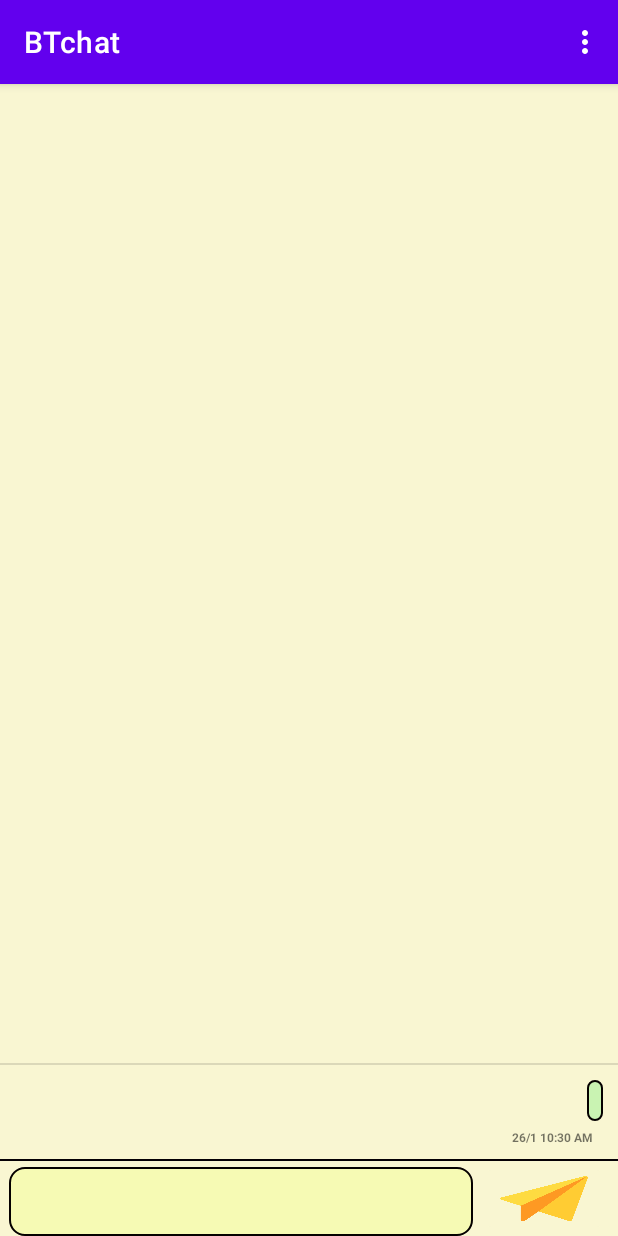
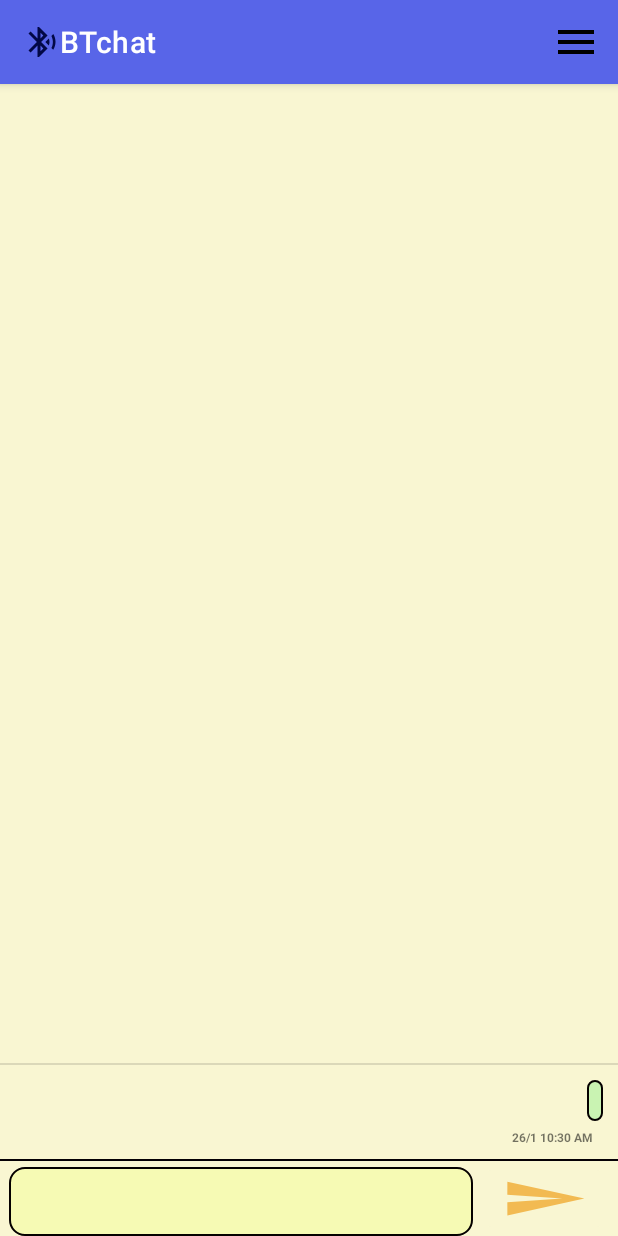
Before and after one commit to shammijojo/BluetoothChat, an Android app: the ChatWindow screen opened directly, with no data from a screen before it, after a tap on an icon or button, on a phone screen of 412 x 824 dp. Run offline under Robolectric (Android 15) with nearby library versions, the phone set to English and light mode, and no system bars; 4 statements that could not run were skipped.

Commit message:
action bar icons

```diff
--- a/app/src/main/AndroidManifest.xml
+++ b/app/src/main/AndroidManifest.xml
@@ -28,7 +28,6 @@
 
     <application
         android:allowBackup="true"
-        android:icon="@drawable/bluetooth"
         android:label="@string/app_name"
         android:roundIcon="@drawable/bluetooth"
         android:supportsRtl="true"
--- a/app/src/main/java/com/example/bluetoothchat/btactivity/ChatWindow.java
+++ b/app/src/main/java/com/example/bluetoothchat/btactivity/ChatWindow.java
@@ -1,7 +1,15 @@
 package com.example.bluetoothchat.btactivity;
 
+import static com.example.bluetoothchat.utils.CommonUtil.disconnectConfirm;
+
 import android.app.Activity;
+import android.app.AlertDialog;
+import android.content.DialogInterface;
+import android.graphics.drawable.Drawable;
 import android.os.Bundle;
+import android.text.Spannable;
+import android.text.SpannableString;
+import android.text.style.ImageSpan;
 import android.view.Menu;
 import android.view.MenuInflater;
 import android.view.MenuItem;
@@ -11,7 +19,9 @@ import android.widget.ImageButton;
 import android.widget.ListView;
 
 import androidx.annotation.NonNull;
+import androidx.annotation.Nullable;
 import androidx.appcompat.app.AppCompatActivity;
+import androidx.appcompat.view.menu.MenuBuilder;
 
 import com.example.bluetoothchat.R;
 import com.example.bluetoothchat.adapter.ChatListAdapter;
@@ -27,34 +37,57 @@ public class ChatWindow extends AppCompatActivity {
 
     private static List<Message> list = new ArrayList<>();
     private static ListView listView;
+
+
     private ImageButton send;
     private EditText editText;
+    private static Menu menu;
     private static Activity activity;
+    private static ChatListAdapter adapter;
 
     @Override
-    public boolean onCreateOptionsMenu(Menu m) {
-        super.onCreateOptionsMenu(m);
+    public boolean onCreateOptionsMenu(Menu menu) {
+        super.onCreateOptionsMenu(menu);
+        this.menu=menu;
         MenuInflater inflater = getMenuInflater();
-        inflater.inflate(R.menu.menu, m);
+        inflater.inflate(R.menu.menu, menu);
         return true;
+    }
+
+
+    @Override
+    protected void onDestroy() {
+        super.onDestroy();
+        menu=null;
+        activity=null;
+        adapter=null;
     }
 
     @Override
     public boolean onOptionsItemSelected(@NonNull MenuItem item) {
-        return CommonUtil.selectMenuItemOption(item, ChatWindow.this);
+        return selectMenuItemOption(item, ChatWindow.this);
+    }
+
+
+    public static  void disableMenuOptions() {
+        menu.getItem(0).getSubMenu().getItem(0).setEnabled(false);
     }
 
     @Override
     public void onBackPressed() {
-        CommonUtil.disconnectConfirm();
+        disconnectConfirm();
     }
 
     @Override
     protected void onCreate(Bundle savedInstanceState) {
         super.onCreate(savedInstanceState);
+        getSupportActionBar().setDisplayShowHomeEnabled(true);
+        getSupportActionBar().setLogo(R.drawable.ic_twotone_bluetooth_searching_24);
+        getSupportActionBar().setDisplayUseLogoEnabled(true);
         overridePendingTransition(0,0);
         setContentView(R.layout.activity_chat_window);
         initialise();
+        list.clear();
         list.addAll(Config.getDatabaseObject(getApplicationContext()).readTable());
 
         send.setOnClickListener(new View.OnClickListener() {
@@ -78,7 +111,7 @@ public class ChatWindow extends AppCompatActivity {
         send = findViewById(R.id.send);
         editText = findViewById(R.id.message);
 
-        ChatListAdapter adapter = new ChatListAdapter(ChatWindow.this, list);
+        adapter = new ChatListAdapter(ChatWindow.this, list);
         listView = findViewById(R.id.chatlist);
         listView.setAdapter(adapter);
     }
@@ -87,4 +120,47 @@ public class ChatWindow extends AppCompatActivity {
         return activity;
     }
 
+
+    public static boolean selectMenuItemOption(MenuItem item, Activity activity) {
+        if (item.getTitle().toString().equals("Disconnect")) {
+            disconnectConfirm();
+        } else if (item.getTitle().toString().equals("Exit")) {
+            activity.moveTaskToBack(true);
+            System.exit(0);
+        }
+        else if (item.getTitle().toString().equals("Clear Chat History")) {
+            clearChatHistoryConfirm();
+        }
+        return true;
+    }
+
+
+    public static void clearChatHistoryConfirm() {
+        AlertDialog.Builder alertDialogBuilder = new AlertDialog.Builder(ChatWindow.getActivity());
+        alertDialogBuilder.setMessage("Are you sure to clear chat history?");
+        alertDialogBuilder.setCancelable(true);
+
+        alertDialogBuilder.setPositiveButton(
+                "Yes",
+                new DialogInterface.OnClickListener() {
+                    public void onClick(DialogInterface dialog, int id) {
+                        Config.getDatabaseObject(DeviceList.getContext()).deleteChats();
+                        list.clear();
+                        adapter.notifyDataSetChanged();
+                        dialog.cancel();
+                    }
+                });
+
+        alertDialogBuilder.setNegativeButton(
+                "No",
+                new DialogInterface.OnClickListener() {
+                    public void onClick(DialogInterface dialog, int id) {
+                        dialog.cancel();
+                    }
+                });
+
+        AlertDialog alertDialog = alertDialogBuilder.create();
+        alertDialog.show();
+    }
+
 }
--- a/app/src/main/java/com/example/bluetoothchat/btactivity/Connect.java
+++ b/app/src/main/java/com/example/bluetoothchat/btactivity/Connect.java
@@ -1,6 +1,7 @@
 package com.example.bluetoothchat.btactivity;
 
 import android.annotation.SuppressLint;
+import android.app.ActionBar;
 import android.app.Activity;
 import android.content.Intent;
 import android.os.Bundle;
@@ -28,6 +29,9 @@ public class Connect extends AppCompatActivity {
     @Override
     protected void onCreate(Bundle savedInstanceState) {
         super.onCreate(savedInstanceState);
+        getSupportActionBar().setDisplayShowHomeEnabled(true);
+        getSupportActionBar().setLogo(R.drawable.ic_twotone_bluetooth_searching_24);
+        getSupportActionBar().setDisplayUseLogoEnabled(true);
         setContentView(R.layout.activity_connect);
         initialise();
 
--- a/app/src/main/java/com/example/bluetoothchat/config/Config.java
+++ b/app/src/main/java/com/example/bluetoothchat/config/Config.java
@@ -24,6 +24,7 @@ public class Config {
     public static BluetoothSocket socket;
 
     private static Database database;
+    private static String deviceName;
 
 
     public static BluetoothAdapter getBluetoothAdapter() {
@@ -95,6 +96,14 @@ public class Config {
         readWriteThread = null;
     }
 
+    public static String getDeviceName() {
+        return deviceName;
+    }
+
+    public static void setDeviceName(String deviceName) {
+        Config.deviceName = deviceName;
+    }
+
     public static Database getDatabaseObject(Context context){
         if(database==null){
             database=new Database(context);
--- a/app/src/main/java/com/example/bluetoothchat/connection/ReadWriteThread.java
+++ b/app/src/main/java/com/example/bluetoothchat/connection/ReadWriteThread.java
@@ -41,6 +41,7 @@ public class ReadWriteThread extends Thread {
 
         inputStream = tmpIn;
         outputStream = tmpOut;
+        Config.setDeviceName(socket.getRemoteDevice().getAddress().replace(":","_"));
     }
 
     public void run() {
--- a/app/src/main/java/com/example/bluetoothchat/dao/Database.java
+++ b/app/src/main/java/com/example/bluetoothchat/dao/Database.java
@@ -18,6 +18,7 @@ public class Database extends SQLiteOpenHelper {
 
     public static final String DATABASE_NAME = "MyDBName.db";
     private SQLiteDatabase sqLiteDatabase;
+    private String deviceName;
 
     public Database(Context context) {
         super(context, DATABASE_NAME, null, 1);
@@ -26,11 +27,11 @@ public class Database extends SQLiteOpenHelper {
     @Override
     public void onCreate(SQLiteDatabase sqLiteDatabase) {
        this.sqLiteDatabase=sqLiteDatabase;
+       deviceName=Config.getDeviceName();
     }
 
     public void createTables() {
         sqLiteDatabase=this.getWritableDatabase();
-        String deviceName = Config.getReadWriteThread().getSocket().getRemoteDevice().getAddress().replace(":","_");
         System.out.println("Connected device: "+deviceName);
         String query="create table if not exists device_"+ deviceName+
                 "(message text,message_tye text,time text);";
@@ -39,7 +40,6 @@ public class Database extends SQLiteOpenHelper {
 
     public void insertIntoTable(Message message){
         sqLiteDatabase=this.getWritableDatabase();
-        String deviceName = Config.getReadWriteThread().getSocket().getRemoteDevice().getAddress().replace(":","_");
         String query="insert into device_"+deviceName+" values(\""+message.getMessage()+
                 "\",\""+message.getMessageType()+"\",\""+message.getTime()+"\");";
         sqLiteDatabase.execSQL(query);
@@ -49,17 +49,21 @@ public class Database extends SQLiteOpenHelper {
     public List<Message> readTable(){
         createTables();
         List<Message> list=new ArrayList<>();
-        System.out.println("Reading table....");
-        String deviceName = Config.getReadWriteThread().getSocket().getRemoteDevice().getAddress().replace(":","_");
         sqLiteDatabase=this.getReadableDatabase();
         String query="select * from device_"+deviceName;
         Cursor cursor=sqLiteDatabase.rawQuery(query,null);
         while(cursor.moveToNext()){
-            //System.out.println(cursor.getString(0)+" "+cursor.getString(1));
             Message message=new Message(cursor.getString(0), MessageType.valueOf(cursor.getString(1)),cursor.getString(2));
             list.add(message);
         }
         return list;
+    }
+
+
+    public void deleteChats(){
+        sqLiteDatabase=this.getWritableDatabase();
+        String query="DELETE from device_"+deviceName;
+        sqLiteDatabase.execSQL(query);
     }
 
     @Override
--- /dev/null
+++ b/app/src/main/res/drawable/ic_baseline_bluetooth_disabled_24.xml
@@ -0,0 +1,9 @@
+<vector xmlns:android="http://schemas.android.com/apk/res/android"
+    android:width="24dp"
+    android:height="24dp"
+    android:viewportWidth="24"
+    android:viewportHeight="24">
+  <path
+      android:fillColor="@android:color/holo_blue_light"
+      android:pathData="M13,5.83l1.88,1.88 -1.6,1.6 1.41,1.41 3.02,-3.02L12,2h-1v5.03l2,2v-3.2zM5.41,4L4,5.41 10.59,12 5,17.59 6.41,19 11,14.41V22h1l4.29,-4.29 2.3,2.29L20,18.59 5.41,4zM13,18.17v-3.76l1.88,1.88L13,18.17z"/>
+</vector>
--- /dev/null
+++ b/app/src/main/res/drawable/ic_baseline_close_24.xml
@@ -0,0 +1,9 @@
+<vector xmlns:android="http://schemas.android.com/apk/res/android"
+    android:width="24dp"
+    android:height="24dp"
+    android:viewportWidth="24"
+    android:viewportHeight="24">
+  <path
+      android:fillColor="@android:color/holo_red_light"
+      android:pathData="M19,6.41L17.59,5 12,10.59 6.41,5 5,6.41 10.59,12 5,17.59 6.41,19 12,13.41 17.59,19 19,17.59 13.41,12z"/>
+</vector>
--- /dev/null
+++ b/app/src/main/res/drawable/ic_baseline_delete_24.xml
@@ -0,0 +1,9 @@
+<vector xmlns:android="http://schemas.android.com/apk/res/android"
+    android:width="24dp"
+    android:height="24dp"
+    android:viewportWidth="24"
+    android:viewportHeight="24">
+  <path
+      android:fillColor="@android:color/holo_green_light"
+      android:pathData="M6,19c0,1.1 0.9,2 2,2h8c1.1,0 2,-0.9 2,-2V7H6v12zM19,4h-3.5l-1,-1h-5l-1,1H5v2h14V4z"/>
+</vector>
--- /dev/null
+++ b/app/src/main/res/drawable/ic_baseline_menu_24.xml
@@ -0,0 +1,9 @@
+<vector xmlns:android="http://schemas.android.com/apk/res/android"
+    android:width="36dp"
+    android:height="36dp"
+    android:viewportWidth="24"
+    android:viewportHeight="24">
+  <path
+      android:fillColor="@android:color/black"
+      android:pathData="M3,18h18v-2L3,16v2zM3,13h18v-2L3,11v2zM3,6v2h18L21,6L3,6z"/>
+</vector>
--- /dev/null
+++ b/app/src/main/res/drawable/ic_baseline_send_24.xml
@@ -0,0 +1,10 @@
+<vector xmlns:android="http://schemas.android.com/apk/res/android"
+    android:width="24dp"
+    android:height="30dp"
+    android:viewportWidth="24"
+    android:viewportHeight="24"
+    android:autoMirrored="true">
+  <path
+      android:fillColor="#F2BA52"
+      android:pathData="M2.01,21L23,12 2.01,3 2,10l15,2 -15,2z"/>
+</vector>
--- /dev/null
+++ b/app/src/main/res/drawable/ic_twotone_bluetooth_searching_24.xml
@@ -0,0 +1,10 @@
+<vector xmlns:android="http://schemas.android.com/apk/res/android"
+    android:width="24dp"
+    android:height="24dp"
+    android:viewportWidth="24"
+    android:viewportHeight="24"
+    android:autoMirrored="true">
+  <path
+      android:fillColor="#020846"
+      android:pathData="M14.24,12.01l2.32,2.32c0.28,-0.72 0.44,-1.51 0.44,-2.33s-0.16,-1.59 -0.43,-2.31l-2.33,2.32zM19.53,6.71l-1.26,1.26c0.63,1.21 0.98,2.57 0.98,4.02s-0.36,2.82 -0.98,4.02l1.2,1.2c0.97,-1.54 1.54,-3.36 1.54,-5.31 -0.01,-1.89 -0.55,-3.67 -1.48,-5.19zM15.71,7.71L10,2L9,2v7.59L4.41,5 3,6.41 8.59,12 3,17.59 4.41,19 9,14.41L9,22h1l5.71,-5.71 -4.3,-4.29 4.3,-4.29zM11,5.83l1.88,1.88L11,9.59L11,5.83zM12.88,16.29L11,18.17v-3.76l1.88,1.88z"/>
+</vector>
--- a/app/src/main/res/layout/activity_chat_window.xml
+++ b/app/src/main/res/layout/activity_chat_window.xml
@@ -32,7 +32,7 @@
         android:layout_marginTop="10dp"
         android:layout_marginRight="2dp"
         app:layout_constraintWidth_percent="0.2"
-        android:src="@drawable/send"
+        android:src="@drawable/ic_baseline_send_24"
         android:scaleType="fitXY"
         android:backgroundTint="#F9F6D2"
         app:layout_constraintBottom_toBottomOf="parent"
--- a/app/src/main/res/menu/menu.xml
+++ b/app/src/main/res/menu/menu.xml
@@ -1,9 +1,33 @@
 <?xml version="1.0" encoding="utf-8"?>
-<menu xmlns:android="http://schemas.android.com/apk/res/android">
+<menu xmlns:android="http://schemas.android.com/apk/res/android"
+    xmlns:app="http://schemas.android.com/apk/res-auto"
+    xmlns:tools="http://schemas.android.com/tools"
+    tools:context="com.example.bluetoothchat.btactivity.ChatWindow">
+
+
+
     <item
-        android:id="@+id/leaderboard"
-        android:title="Disconnect"/>
-    <item
-        android:id="@+id/exit"
-        android:title="Exit"/>
+        android:id="@+id/item"
+        android:title=""
+        android:icon="@drawable/ic_baseline_menu_24"
+        app:showAsAction="always">
+        <menu>
+            <item
+                android:id="@+id/disconnect"
+                android:title="Disconnect"
+                android:icon="@drawable/ic_baseline_bluetooth_disabled_24"
+                app:showAsAction="withText"/>
+            <item
+                android:id="@+id/delete"
+                android:title="Clear Chat History"
+                android:icon="@drawable/ic_baseline_delete_24"
+                app:showAsAction="withText"/>
+            <item
+                android:id="@+id/exit"
+                android:icon="@drawable/ic_baseline_close_24"
+                app:showAsAction="withText"
+                android:title="Exit"/>
+        </menu>
+    </item>
+
 </menu>
--- a/app/src/main/res/values/strings.xml
+++ b/app/src/main/res/values/strings.xml
@@ -1,3 +1,4 @@
 <resources>
     <string name="app_name">BTchat</string>
+    <string name="exit">Exit</string>
 </resources>
--- a/app/src/main/res/values/themes.xml
+++ b/app/src/main/res/values/themes.xml
@@ -2,7 +2,7 @@
     <!-- Base application theme. -->
     <style name="Theme.BluetoothChat" parent="Theme.MaterialComponents.DayNight.DarkActionBar">
         <!-- Primary brand color. -->
-        <item name="colorPrimary">@color/purple_500</item>
+        <item name="colorPrimary">#5865E8</item>
         <item name="colorPrimaryVariant">@color/purple_700</item>
         <item name="colorOnPrimary">@color/white</item>
         <!-- Secondary brand color. -->
```
Also changed, not shown: app/src/main/java/com/example/bluetoothchat/btactivity/DeviceList.java (+3 -37 lines), app/src/main/java/com/example/bluetoothchat/utils/CommonUtil.java (+17 -18 lines).
